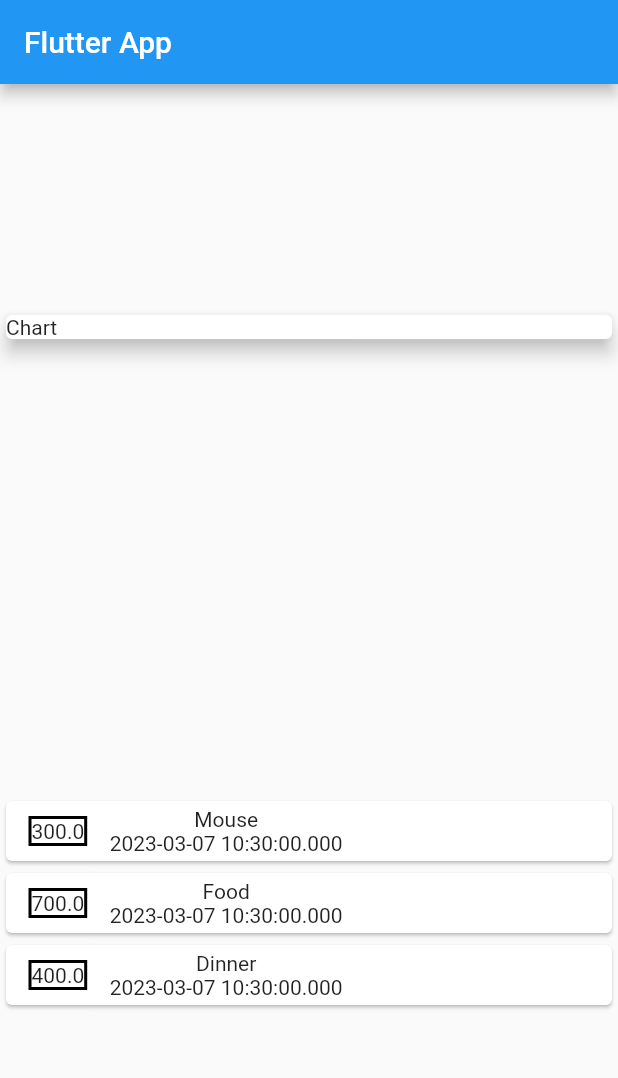
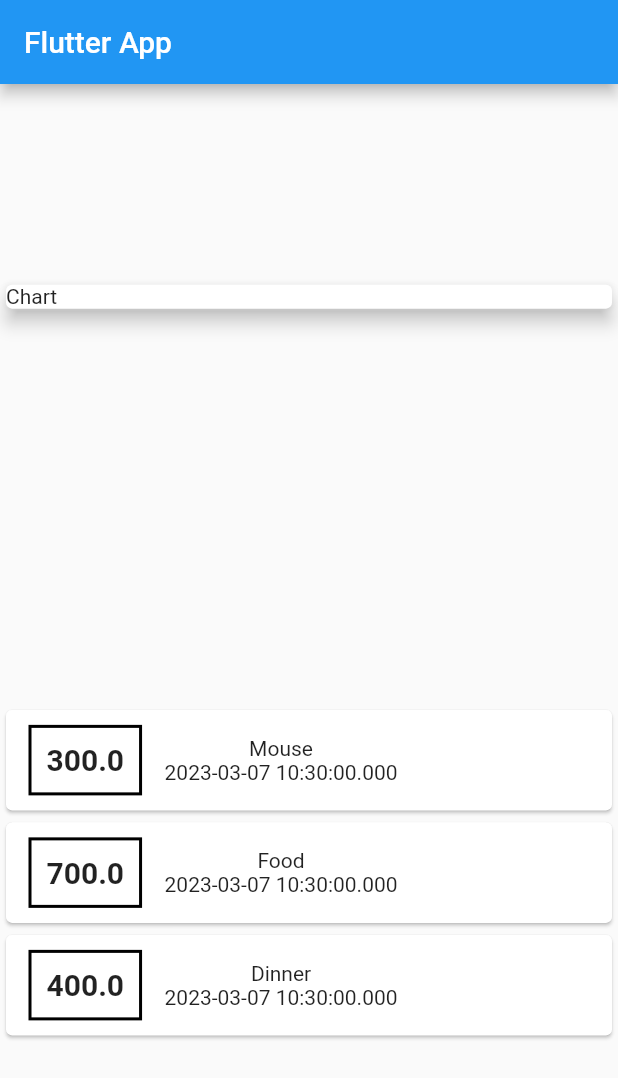
Before and after one commit to vctrtello1/expensePlanner, a Flutter app: the screen it shows after launch, on a phone screen of 412 x 824 dp. Shown: the top 1078 px of the screen. Run offline on Flutter 3.47's test engine with Material 2 defaults, Android fonts, the phone set to English and light mode, and no system bars.

Commit message:
style for columns

```diff
--- a/lib/main.dart
+++ b/lib/main.dart
@@ -52,12 +52,19 @@ class MyHomePage extends StatelessWidget {
                         vertical: 10, horizontal: 15),
                     decoration: BoxDecoration(
                         border: Border.all(color: Colors.black, width: 2)),
-                    child: Text(tx.amount.toString()),
+                    padding: const EdgeInsets.all(10),
+                    child: Text(
+                      tx.amount.toString(),
+                      style: const TextStyle(
+                          fontWeight: FontWeight.bold, fontSize: 20),
+                    ),
                   ),
                   Column(
                     children: <Widget>[
                       Text(tx.title),
-                      Text(tx.date.toString())
+                      Text(
+                        tx.date.toString(),
+                      )
                     ],
                   )
                 ],
```
